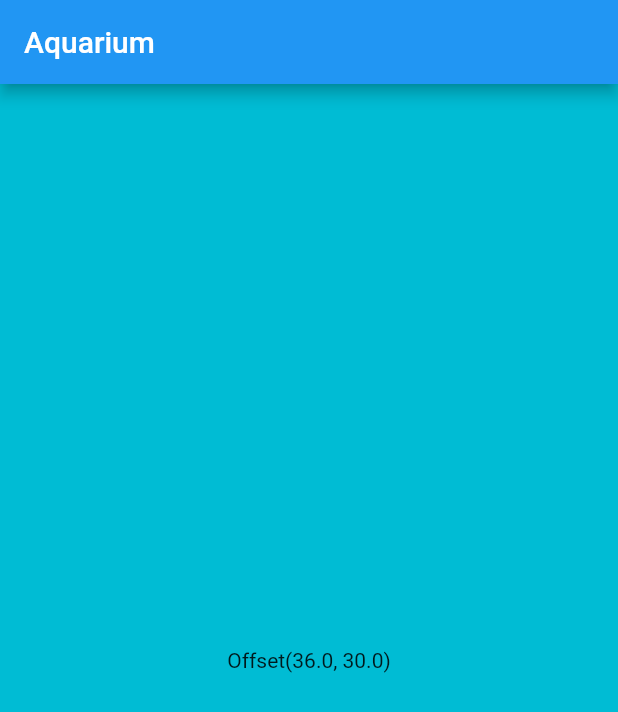
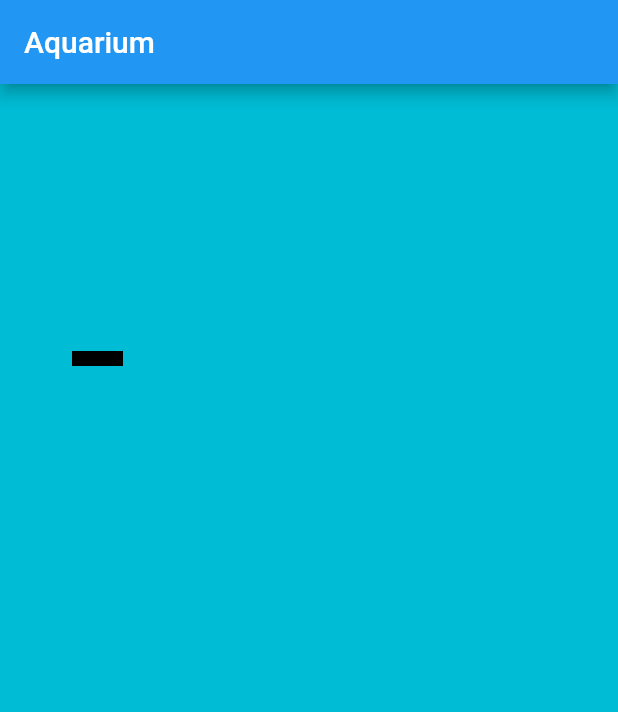
Before and after one commit to PashkovAnatoly/Aquarium, a Flutter app: the screen it shows after launch, on a phone screen of 412 x 824 dp. Shown: the top 712 px of the screen. Run offline on Flutter 3.47's test engine with Material 2 defaults, Android fonts, the phone set to English and light mode, and no system bars.

Commit message:
1 fish moving

```diff
--- a/lib/fish.dart
+++ b/lib/fish.dart
@@ -11,6 +11,14 @@ class Fish {
 
   Fish(this.rect, this.isPredator, this.size){
     this.speed = 6 - this.size;
+  }
+  Stream<Rect> _move() async*{
+    yield* Stream.periodic(
+        Duration(seconds: 1),
+            (int a){
+          this.rect = this.rect.shift(Offset(2.0, 0.0));
+        }
+    );
   }
 }
 
@@ -37,39 +45,35 @@ class FishManager {
 }
 
 class MovingFish extends StatelessWidget{
+
+  final FishManager manager = new FishManager();
+
   @override
   Widget build(BuildContext context) {
     return StreamBuilder(
-      stream: _move(Offset(0.0, 0.0) & Size(60.0, 30.0)),
+      stream: manager.getFishList.first._move(),
       builder: (BuildContext context, AsyncSnapshot snapshot) {
         return Center(
-          child: Text(
-              snapshot.data.bottomCenter.toString()
+          child: CustomPaint(
+            painter: FishPainter(manager),
           )
         );
       },
     );
   }
 }
-Stream<Rect> _move(Rect rect) async*{
-  yield* Stream.periodic(
-      Duration(seconds: 1),
-          (int a){
-        return rect.shift(Offset(a.toDouble(), 0.0));
-      }
-  );
-}
+
 
 class FishPainter extends CustomPainter{
   Paint _paint;
   FishManager manager;
 
-  FishPainter() {
+  FishPainter(FishManager fishManager) {
     _paint = Paint()
       ..color = Colors.black
       ..strokeCap = StrokeCap.round
       ..strokeWidth = 5.0;
-    manager = new FishManager();
+    manager = fishManager;
   }
 
   @override
```
